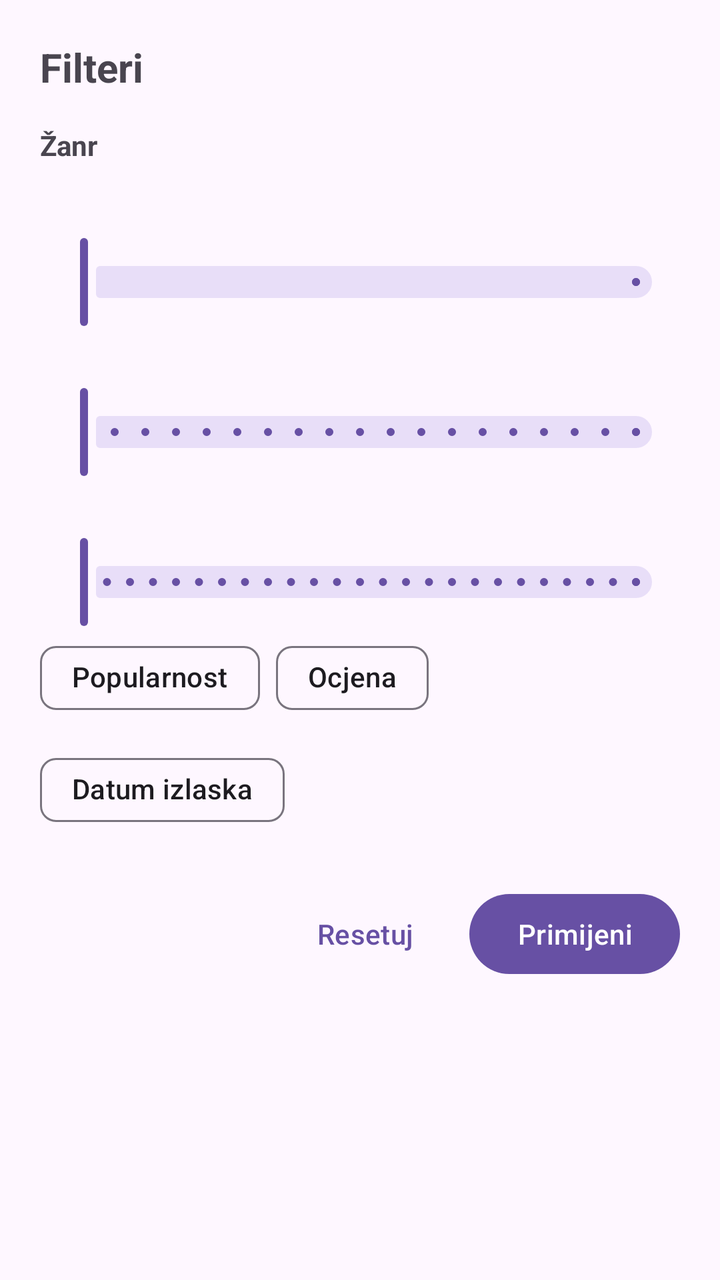
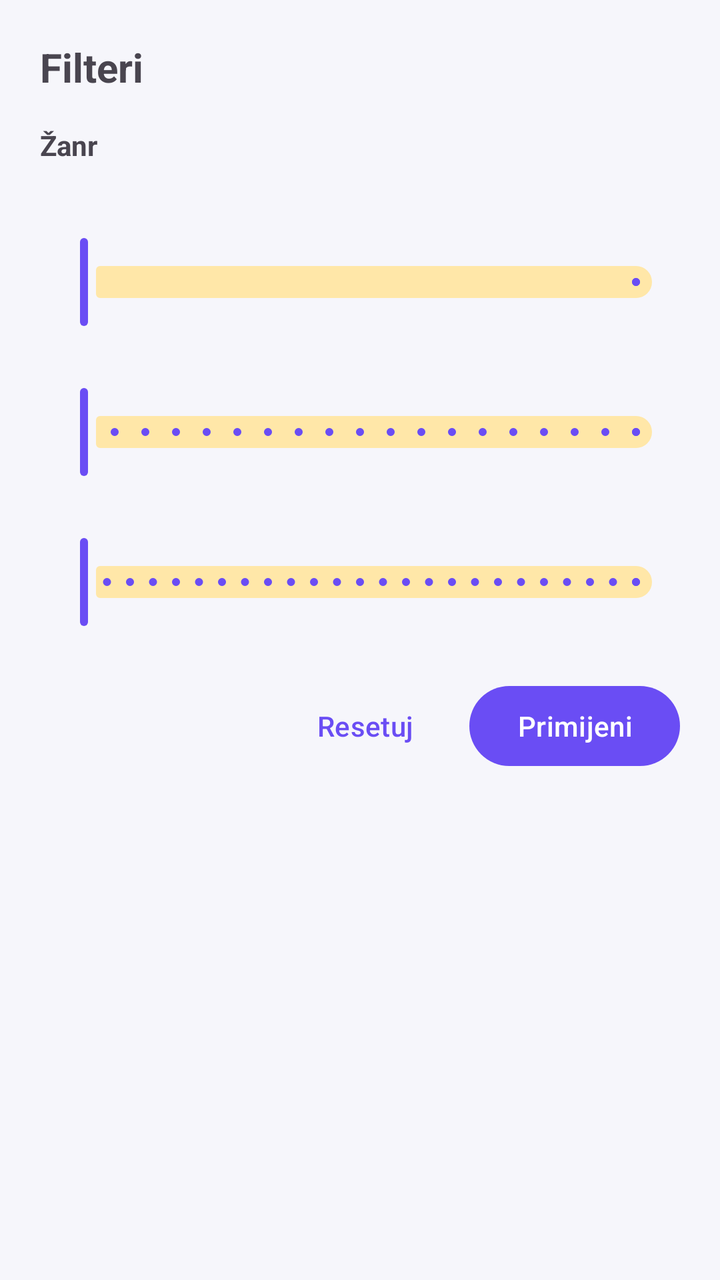

Screens rendered from an Android XML layout before and after an edit, with the pre-edit source and the edit as a unified diff.
<!-- AndroidManifest.xml: application theme Theme.Cinevo -->
<!-- res/layout/bottom_sheet_filter.xml -->
<?xml version="1.0" encoding="utf-8"?>
<ScrollView
    xmlns:android="http://schemas.android.com/apk/res/android"
    xmlns:app="http://schemas.android.com/apk/res-auto"
    android:layout_width="match_parent"
    android:layout_height="wrap_content">

    <LinearLayout
        android:layout_width="match_parent"
        android:layout_height="wrap_content"
        android:orientation="vertical"
        android:padding="20dp">

        <TextView
            android:layout_width="wrap_content"
            android:layout_height="wrap_content"
            android:text="Filteri"
            android:textSize="20sp"
            android:textStyle="bold" />

        <TextView
            android:layout_width="wrap_content"
            android:layout_height="wrap_content"
            android:layout_marginTop="16dp"
            android:text="Žanr"
            android:textStyle="bold" />

        <com.google.android.material.chip.ChipGroup
            android:id="@+id/chipGenres"
            android:layout_width="match_parent"
            android:layout_height="wrap_content" />

        <TextView
            android:id="@+id/tvYears"
            android:layout_width="wrap_content"
            android:layout_height="wrap_content"
            android:layout_marginTop="16dp"
            android:textStyle="bold" />

        <com.google.android.material.slider.RangeSlider
            android:id="@+id/sliderYears"
            android:layout_width="match_parent"
            android:layout_height="wrap_content"
            android:stepSize="1" />

        <TextView
            android:id="@+id/tvRating"
            android:layout_width="wrap_content"
            android:layout_height="wrap_content"
            android:layout_marginTop="8dp"
            android:textStyle="bold" />

        <com.google.android.material.slider.Slider
            android:id="@+id/sliderRating"
            android:layout_width="match_parent"
            android:layout_height="wrap_content"
            android:stepSize="0.5"
            android:value="0"
            android:valueFrom="0"
            android:valueTo="9" />

        <TextView
            android:id="@+id/tvRuntime"
            android:layout_width="wrap_content"
            android:layout_height="wrap_content"
            android:layout_marginTop="8dp"
            android:textStyle="bold" />

        <com.google.android.material.slider.RangeSlider
            android:id="@+id/sliderRuntime"
            android:layout_width="match_parent"
            android:layout_height="wrap_content"
            android:stepSize="10"
            android:valueFrom="0"
            android:valueTo="240" />

        <com.google.android.material.chip.ChipGroup
            android:id="@+id/chipSort"
            android:layout_width="match_parent"
            android:layout_height="wrap_content"
            app:selectionRequired="true"
            app:singleSelection="true">

            <com.google.android.material.chip.Chip
                android:id="@+id/chipSortPopularity"
                android:layout_width="wrap_content"
                android:layout_height="wrap_content"
                android:checkable="true"
                android:text="Popularnost" />

            <com.google.android.material.chip.Chip
                android:id="@+id/chipSortRating"
                android:layout_width="wrap_content"
                android:layout_height="wrap_content"
                android:checkable="true"
                android:text="Ocjena" />

            <com.google.android.material.chip.Chip
                android:id="@+id/chipSortDate"
                android:layout_width="wrap_content"
                android:layout_height="wrap_content"
                android:checkable="true"
                android:text="Datum izlaska" />
        </com.google.android.material.chip.ChipGroup>

        <LinearLayout
            android:layout_width="match_parent"
            android:layout_height="wrap_content"
            android:layout_marginTop="24dp"
            android:gravity="end"
            android:orientation="horizontal">

            <Button
                android:id="@+id/btnReset"
                style="?attr/borderlessButtonStyle"
                android:layout_width="wrap_content"
                android:layout_height="wrap_content"
                android:text="Resetuj" />

            <Button
                android:id="@+id/btnApply"
                android:layout_width="wrap_content"
                android:layout_height="wrap_content"
                android:layout_marginStart="8dp"
                android:text="Primijeni" />
        </LinearLayout>

    </LinearLayout>
</ScrollView>
<!-- resources referenced by this layout -->
<resources>
  <style name="Theme.Cinevo" parent="Base.Theme.Cinevo" />
  <style name="Base.Theme.Cinevo" parent="Theme.Material3.DayNight.NoActionBar">
          
          
      </style>
</resources>

<!-- the commit's change to res/layout/bottom_sheet_filter.xml (unified diff, before → after) -->
@@ -1,7 +1,6 @@
 <?xml version="1.0" encoding="utf-8"?>
 <ScrollView
     xmlns:android="http://schemas.android.com/apk/res/android"
-    xmlns:app="http://schemas.android.com/apk/res-auto"
     android:layout_width="match_parent"
     android:layout_height="wrap_content">
 
@@ -74,35 +73,6 @@
             android:valueFrom="0"
             android:valueTo="240" />
 
-        <com.google.android.material.chip.ChipGroup
-            android:id="@+id/chipSort"
-            android:layout_width="match_parent"
-            android:layout_height="wrap_content"
-            app:selectionRequired="true"
-            app:singleSelection="true">
-
-            <com.google.android.material.chip.Chip
-                android:id="@+id/chipSortPopularity"
-                android:layout_width="wrap_content"
-                android:layout_height="wrap_content"
-                android:checkable="true"
-                android:text="Popularnost" />
-
-            <com.google.android.material.chip.Chip
-                android:id="@+id/chipSortRating"
-                android:layout_width="wrap_content"
-                android:layout_height="wrap_content"
-                android:checkable="true"
-                android:text="Ocjena" />
-
-            <com.google.android.material.chip.Chip
-                android:id="@+id/chipSortDate"
-                android:layout_width="wrap_content"
-                android:layout_height="wrap_content"
-                android:checkable="true"
-                android:text="Datum izlaska" />
-        </com.google.android.material.chip.ChipGroup>
-
         <LinearLayout
             android:layout_width="match_parent"
             android:layout_height="wrap_content"
<!-- resource entries referenced after the edit -->
@@ -1,9 +1,54 @@
 <!-- resources referenced by this layout -->
 <resources>
-  <style name="Theme.Cinevo" parent="Base.Theme.Cinevo" />
-  <style name="Base.Theme.Cinevo" parent="Theme.Material3.DayNight.NoActionBar">
-          
-          
+  <style name="Theme.Cinevo" parent="Theme.Material3.DayNight.NoActionBar">
+          <item name="colorPrimary">@color/cinevo_primary</item>
+          <item name="colorOnPrimary">@color/cinevo_on_primary</item>
+          <item name="colorPrimaryContainer">@color/cinevo_primary_container</item>
+          <item name="colorOnPrimaryContainer">@color/cinevo_on_primary_container</item>
+  
+          <item name="colorSecondary">@color/cinevo_secondary</item>
+          <item name="colorOnSecondary">@color/cinevo_on_secondary</item>
+          <item name="colorSecondaryContainer">@color/cinevo_secondary_container</item>
+          <item name="colorOnSecondaryContainer">@color/cinevo_on_secondary_container</item>
+  
+          <item name="android:colorBackground">@color/cinevo_background</item>
+          <item name="colorOnBackground">@color/cinevo_on_background</item>
+          <item name="colorSurface">@color/cinevo_surface</item>
+          <item name="colorOnSurface">@color/cinevo_on_surface</item>
+          <item name="colorSurfaceVariant">@color/cinevo_surface_variant</item>
+          <item name="colorOnSurfaceVariant">@color/cinevo_on_surface_variant</item>
+          <item name="colorOutline">@color/cinevo_outline</item>
+  
+          <item name="shapeAppearanceSmallComponent">@style/ShapeAppearance.Cinevo.Small</item>
+          <item name="shapeAppearanceMediumComponent">@style/ShapeAppearance.Cinevo.Medium</item>
+          <item name="shapeAppearanceLargeComponent">@style/ShapeAppearance.Cinevo.Large</item>
+      </style>
+  <color name="cinevo_primary">#6A4DF4</color>
+  <color name="cinevo_on_primary">#FFFFFF</color>
+  <color name="cinevo_primary_container">#E6DEFF</color>
+  <color name="cinevo_on_primary_container">#1E0A66</color>
+  <color name="cinevo_secondary">#FFB703</color>
+  <color name="cinevo_on_secondary">#2B1D00</color>
+  <color name="cinevo_secondary_container">#FFE7A8</color>
+  <color name="cinevo_on_secondary_container">#2B1D00</color>
+  <color name="cinevo_background">#F6F6FB</color>
+  <color name="cinevo_on_background">#1A1B22</color>
+  <color name="cinevo_surface">#FFFFFF</color>
+  <color name="cinevo_on_surface">#1A1B22</color>
+  <color name="cinevo_surface_variant">#ECEBF4</color>
+  <color name="cinevo_on_surface_variant">#5C5E6B</color>
+  <color name="cinevo_outline">#C9C8D6</color>
+  <style name="ShapeAppearance.Cinevo.Small" parent="ShapeAppearance.Material3.SmallComponent">
+          <item name="cornerFamily">rounded</item>
+          <item name="cornerSize">12dp</item>
+      </style>
+  <style name="ShapeAppearance.Cinevo.Medium" parent="ShapeAppearance.Material3.MediumComponent">
+          <item name="cornerFamily">rounded</item>
+          <item name="cornerSize">16dp</item>
+      </style>
+  <style name="ShapeAppearance.Cinevo.Large" parent="ShapeAppearance.Material3.LargeComponent">
+          <item name="cornerFamily">rounded</item>
+          <item name="cornerSize">24dp</item>
       </style>
 </resources>
 
